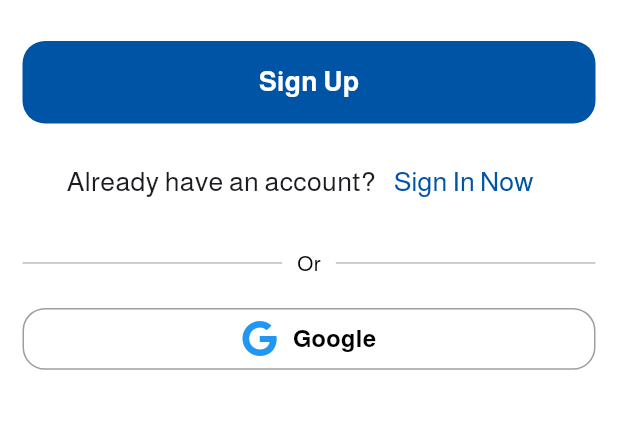
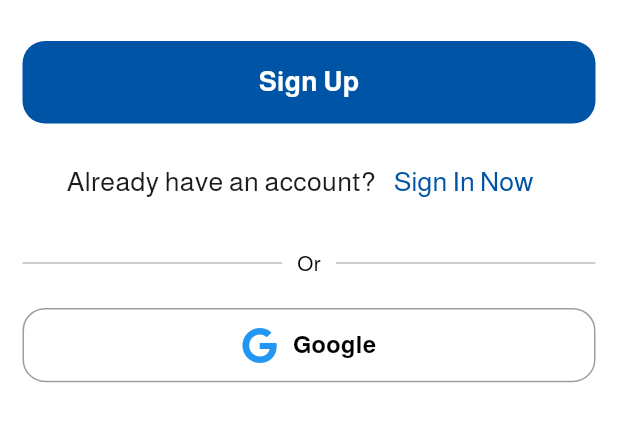
Before and after one commit to ahmedas3d/FixIt-App-home-service-, a Flutter app: the screen it shows after launch, after a tap on "Skip", after a tap on "Sign In", after a tap on "Sign Up Now", on a phone screen of 412 x 824 dp, the part 613-1055 px from its top. Run offline on Flutter 3.47's test engine with Material 3 defaults, Android fonts, the phone set to English and light mode, and no system bars; our stand-ins replace awesome_snackbar_content, flutter_bloc, font_awesome_flutter, google_sign_in, shared_preferences, smooth_page_indicator and 1 more; accounts and stored records are empty.

Commit message:
add shared preferens , save onboarding and sign in in shared preferenes using cubit

```diff
--- a/lib/app.dart
+++ b/lib/app.dart
@@ -1,36 +1,41 @@
+import 'package:fixit_app/core/utils/service/auth_cubit/auth_cubit.dart';
+import 'package:fixit_app/core/utils/service/auth_cubit/auth_state.dart';
+import 'package:fixit_app/core/utils/service/language_cubit/language_cubit.dart';
+import 'package:fixit_app/features/home/presentation/screens/home_page.dart';
+import 'package:flutter_bloc/flutter_bloc.dart';
 import 'package:fixit_app/features/auth/presentation/screens/SignIn_screen.dart';
 import 'package:fixit_app/features/onboarding&splash/presentation/screens/onboarding_screen.dart';
 import 'package:flutter/material.dart';
 import 'package:flutter_localizations/flutter_localizations.dart';
 import 'package:fixit_app/generated/l10n.dart';
 
-class FixitApp extends StatefulWidget {
+class FixitApp extends StatelessWidget {
   final bool showOnboarding;
 
   const FixitApp({super.key, required this.showOnboarding});
 
   @override
-  State<FixitApp> createState() => _FixitAppState();
-
-  static void setLocale(BuildContext context, Locale newLocale) {
-    _FixitAppState? state = context.findAncestorStateOfType<_FixitAppState>();
-    state?.setLocale(newLocale);
-  }
+  Widget build(BuildContext context) {
+    return MultiBlocProvider(
+      providers: [
+        BlocProvider(create: (context) => AuthCubit()),
+        BlocProvider(create: (context) => LanguageCubit()),
+      ],
+      child: BlocBuilder<LanguageCubit, LanguageState>(
+        builder: (context, langState) {
+          Locale? locale;
+          if (langState is LanguageLoaded) {
+            locale = langState.locale;
           }
 
-class _FixitAppState extends State<FixitApp> {
-  Locale? _locale;
-
-  void setLocale(Locale locale) {
-    setState(() {
-      _locale = locale;
-    });
+          return BlocBuilder<AuthCubit, AuthState>(
+            builder: (context, authState) {
+              if (authState is AuthInitial) {
+                return const Center(child: CircularProgressIndicator());
               }
 
-  @override
-  Widget build(BuildContext context) {
               return MaterialApp(
-      locale: _locale,
+                locale: locale,
                 localizationsDelegates: const [
                   S.delegate,
                   GlobalMaterialLocalizations.delegate,
@@ -41,9 +46,16 @@ class _FixitAppState extends State<FixitApp> {
                 theme: ThemeData(fontFamily: 'Almarai'),
                 debugShowCheckedModeBanner: false,
                 home:
-          widget.showOnboarding
+                    authState is AuthLoggedIn
+                        ? const HomeScreen()
+                        : (showOnboarding
                             ? const OnboardingScreen()
-              : const SignInScreen(),
+                            : const SignInScreen()),
+              );
+            },
+          );
+        },
+      ),
     );
   }
 }
--- /dev/null
+++ b/lib/core/utils/service/auth_cubit/auth_cubit.dart
@@ -0,0 +1,32 @@
+import 'package:flutter_bloc/flutter_bloc.dart';
+import 'package:shared_preferences/shared_preferences.dart';
+import 'auth_state.dart';
+
+class AuthCubit extends Cubit<AuthState> {
+  AuthCubit() : super(AuthInitial()) {
+    checkLoginState(); // يتحقق من حالة المستخدم عند بدء التطبيق
+  }
+
+  Future<void> checkLoginState() async {
+    final prefs = await SharedPreferences.getInstance();
+    bool isLoggedIn = prefs.getBool('isLoggedIn') ?? false;
+
+    if (isLoggedIn) {
+      emit(AuthLoggedIn()); // لو مسجل دخول، يرسل الحالة `AuthLoggedIn`
+    } else {
+      emit(AuthLoggedOut()); // لو مش مسجل دخول، يرسل `AuthLoggedOut`
+    }
+  }
+
+  Future<void> login() async {
+    final prefs = await SharedPreferences.getInstance();
+    await prefs.setBool('isLoggedIn', true);
+    emit(AuthLoggedIn()); // تغيير الحالة لـ `AuthLoggedIn`
+  }
+
+  Future<void> logout() async {
+    final prefs = await SharedPreferences.getInstance();
+    await prefs.setBool('isLoggedIn', false);
+    emit(AuthLoggedOut()); // تغيير الحالة لـ `AuthLoggedOut`
+  }
+}
--- /dev/null
+++ b/lib/core/utils/service/auth_cubit/auth_state.dart
@@ -0,0 +1,7 @@
+abstract class AuthState {}
+
+class AuthInitial extends AuthState {} // حالة التحميل عند بدء التطبيق
+
+class AuthLoggedIn extends AuthState {} // حالة المستخدم المسجل دخوله
+
+class AuthLoggedOut extends AuthState {} // حالة المستخدم اللي سجل خروجه
--- /dev/null
+++ b/lib/core/utils/service/language_cubit/language_cubit.dart
@@ -0,0 +1,24 @@
+import 'package:flutter_bloc/flutter_bloc.dart';
+import 'package:shared_preferences/shared_preferences.dart';
+import 'package:flutter/material.dart';
+
+part 'language_state.dart';
+
+class LanguageCubit extends Cubit<LanguageState> {
+  LanguageCubit() : super(LanguageInitial()) {
+    _loadSavedLanguage();
+  }
+
+  Future<void> _loadSavedLanguage() async {
+    final prefs = await SharedPreferences.getInstance();
+    final languageCode =
+        prefs.getString('language') ?? 'en'; // الافتراضي إنجليزي
+    emit(LanguageLoaded(Locale(languageCode)));
+  }
+
+  Future<void> changeLanguage(Locale locale) async {
+    final prefs = await SharedPreferences.getInstance();
+    await prefs.setString('language', locale.languageCode);
+    emit(LanguageLoaded(locale));
+  }
+}
--- /dev/null
+++ b/lib/core/utils/service/language_cubit/language_state.dart
@@ -0,0 +1,10 @@
+part of 'language_cubit.dart';
+
+abstract class LanguageState {}
+
+class LanguageInitial extends LanguageState {}
+
+class LanguageLoaded extends LanguageState {
+  final Locale locale;
+  LanguageLoaded(this.locale);
+}
--- a/lib/features/auth/presentation/screens/SignIn_screen.dart
+++ b/lib/features/auth/presentation/screens/SignIn_screen.dart
@@ -1,10 +1,12 @@
 import 'package:awesome_snackbar_content/awesome_snackbar_content.dart';
+import 'package:fixit_app/core/utils/service/auth_cubit/auth_cubit.dart';
 import 'package:fixit_app/core/widgets/translate_button.dart';
 import 'package:fixit_app/features/auth/data/repositories/auth_service.dart';
 import 'package:fixit_app/features/auth/presentation/screens/SignUp_screen.dart';
 import 'package:fixit_app/features/home/presentation/screens/home_page.dart';
 import 'package:fixit_app/generated/l10n.dart';
 import 'package:flutter/material.dart';
+import 'package:flutter_bloc/flutter_bloc.dart';
 import 'package:font_awesome_flutter/font_awesome_flutter.dart';
 
 import '../widgets/SignIn_form.dart';
@@ -125,6 +127,8 @@ class SignInScreen extends StatelessWidget {
                         (route) => false,
                       );
                       // نجاح تسجيل الدخول
+                      context.read<AuthCubit>().login();
+                      // نجاح تسجيل الدخول
                       ScaffoldMessenger.of(context).showSnackBar(
                         SnackBar(
                           elevation: 0,
--- a/lib/features/auth/presentation/widgets/SignIn_form.dart
+++ b/lib/features/auth/presentation/widgets/SignIn_form.dart
@@ -115,7 +115,7 @@ class _SignInFormState extends State<SignInForm> {
                 }
               }
             },
-            size: 55,
+            size: 60,
             textSize: 18,
           ),
         ],
--- a/lib/features/auth/presentation/widgets/social_button.dart
+++ b/lib/features/auth/presentation/widgets/social_button.dart
@@ -24,7 +24,7 @@ class SocialButton extends StatelessWidget {
     return GestureDetector(
       onTap: onTap,
       child: Container(
-        height: screenHeight * 0.05,
+        height: screenHeight * 0.06,
         width: double.infinity,
         decoration: BoxDecoration(
           color: color,
--- a/lib/features/onboarding&splash/presentation/screens/onboarding_screen.dart
+++ b/lib/features/onboarding&splash/presentation/screens/onboarding_screen.dart
@@ -1,4 +1,4 @@
-import 'package:fixit_app/core/utils/shared_preferenes/onboarding_service.dart';
+import 'package:fixit_app/core/utils/service/shared_preferenes/onboarding_service.dart';
 import 'package:fixit_app/generated/l10n.dart';
 import 'package:flutter/material.dart';
 import 'package:smooth_page_indicator/smooth_page_indicator.dart';
--- a/lib/main.dart
+++ b/lib/main.dart
@@ -1,5 +1,5 @@
-import 'package:fixit_app/core/utils/shared_preferenes/onboarding_service.dart';
-import 'package:fixit_app/core/utils/supabase_setup.dart';
+import 'package:fixit_app/core/utils/service/shared_preferenes/onboarding_service.dart';
+import 'package:fixit_app/core/utils/service/supabase_setup.dart';
 import 'package:flutter/material.dart';
 import 'package:supabase_flutter/supabase_flutter.dart';
 import 'app.dart';
```
Also changed, not shown: lib/core/widgets/translate_button.dart (+11 -6 lines), lib/core/utils/service/shared_preferenes/onboarding_service.dart (renamed from lib/core/utils/shared_preferenes/onboarding_service.dart), lib/core/utils/service/supabase_setup.dart (renamed from lib/core/utils/supabase_setup.dart). Lines whose indentation alone changed are shown as unchanged.
